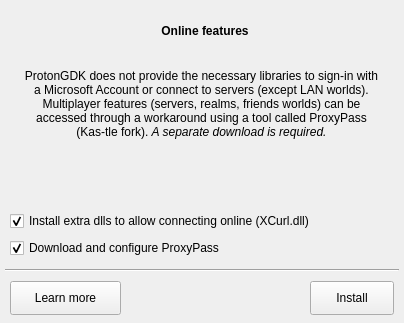
This is src/ui/start.ui in mr-dexter-ssj/bedrock-launcher-linux as Qt 5 draws it before an edit. The edited form follows.
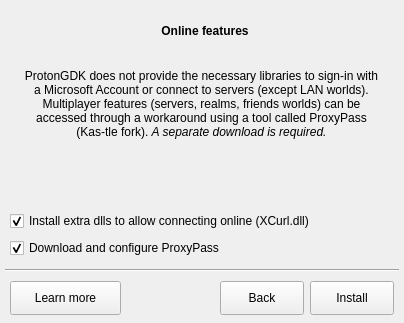
This is the edited form. The open tabs and pages were chosen to show the change. Icons and pictures are not drawn.

The edit to the form file:
```diff
--- a/src/ui/start.ui
+++ b/src/ui/start.ui
@@ -10,6 +10,18 @@
     <height>323</height>
    </rect>
   </property>
+  <property name="minimumSize">
+   <size>
+    <width>404</width>
+    <height>323</height>
+   </size>
+  </property>
+  <property name="maximumSize">
+   <size>
+    <width>404</width>
+    <height>323</height>
+   </size>
+  </property>
   <property name="windowTitle">
    <string>Bedrock Launcher Install Wizard</string>
   </property>
@@ -448,6 +460,23 @@
       <bool>true</bool>
      </property>
     </widget>
+    <widget class="QPushButton" name="helpButton_2">
+     <property name="geometry">
+      <rect>
+       <x>220</x>
+       <y>281</y>
+       <width>84</width>
+       <height>34</height>
+      </rect>
+     </property>
+     <property name="text">
+      <string>Back</string>
+     </property>
+     <property name="icon">
+      <iconset resource="../assets/icons.qrc">
+       <normaloff>:/default/go-previous.svg</normaloff>:/default/go-previous.svg</iconset>
+     </property>
+    </widget>
    </widget>
    <widget class="QWidget" name="installProcessPage">
     <widget class="Line" name="optLine_3">
```
Left out of the diff: 9 changed lines with no effect on the pictures.
